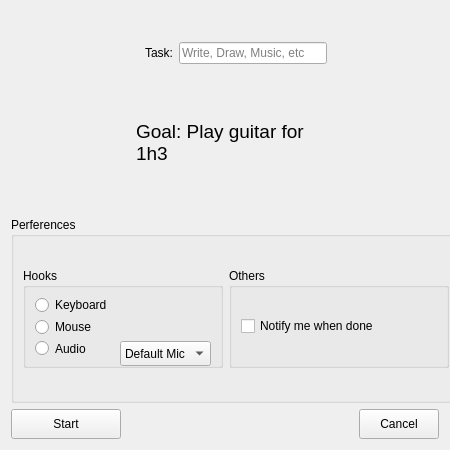
Qt form Tasker/Ui/NewSessionQWidget.ui (thebigG/Tasker) before a commit.
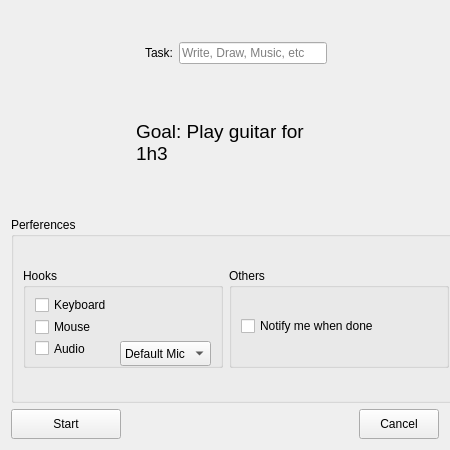
The same form after that commit.

Commit message: -Use checkboxes in NewLiveSession widget.

The edit to the form file:
```diff
--- a/Tasker/Ui/NewSessionQWidget.ui
+++ b/Tasker/Ui/NewSessionQWidget.ui
@@ -136,26 +136,26 @@
           </widget>
          </item>
          <item row="0" column="0" colspan="2">
-          <widget class="QRadioButton" name="keyboardQRadioButton">
+          <widget class="QCheckBox" name="keyboardQCheckBox">
            <property name="text">
             <string>Keyboard</string>
            </property>
           </widget>
          </item>
-         <item row="2" column="0">
-          <widget class="QRadioButton" name="audioQRadioButton">
-           <property name="text">
-            <string>Audio</string>
-           </property>
-          </widget>
-         </item>
          <item row="1" column="0">
-          <widget class="QRadioButton" name="mouseQRadioButton">
+          <widget class="QCheckBox" name="mouseQCheckBox">
            <property name="text">
             <string>Mouse</string>
            </property>
           </widget>
          </item>
+         <item row="2" column="0">
+          <widget class="QCheckBox" name="audioQCheckBox">
+           <property name="text">
+            <string>Audio</string>
+           </property>
+          </widget>
+         </item>
         </layout>
        </widget>
       </item>
```
The commit also changes 1 other file.
